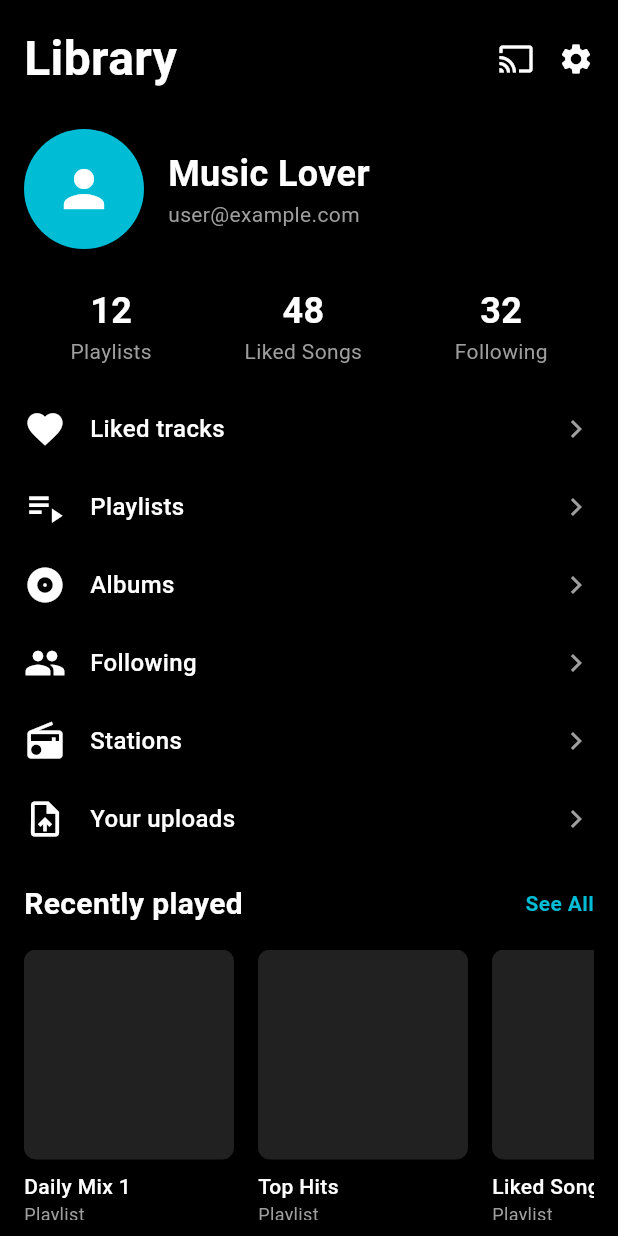
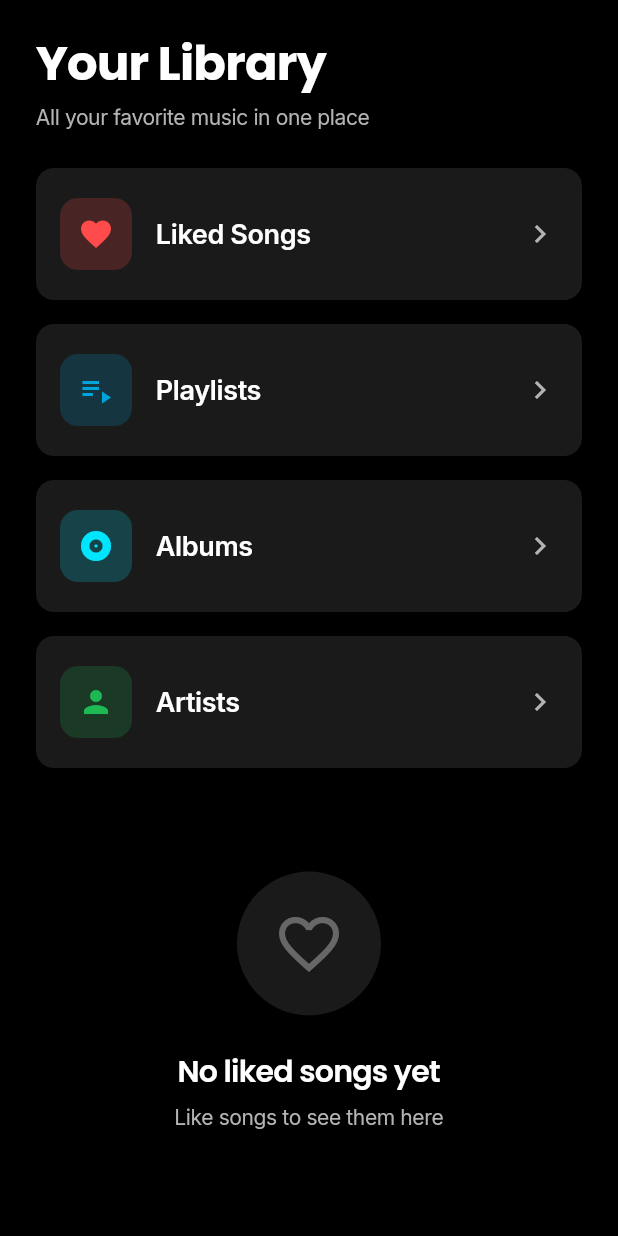
Before and after one commit to sparth292/MuseFlow, a Flutter app: the LibraryScreen screen opened directly, on a phone screen of 412 x 824 dp. Run offline on Flutter 3.47's test engine with Material 3 defaults, Android fonts, the phone set to English and light mode, and no system bars; our stand-ins replace audio_video_progress_bar, cached_network_image, google_fonts, marquee, shared_preferences, shimmer and 1 more; missing offline and left inert: youtube_explode_dart; accounts and stored records are empty.

Commit message:
Frontend Updated

```diff
--- a/lib/providers/music_provider.dart
+++ b/lib/providers/music_provider.dart
@@ -1,14 +1,13 @@
 import 'package:flutter/material.dart';
 import 'package:flutter/services.dart';
 import 'package:provider/provider.dart';
-
-import 'providers/music_provider.dart';
-import 'screens/home_screen.dart';
-import 'screens/explore_screen.dart';
-import 'screens/library_screen.dart';
-import 'widgets/bottom_nav_bar.dart';
-import 'widgets/mini_player.dart';
-import 'theme/app_theme.dart';
+import 'package:iluvmusik/screens/home_screen.dart';
+import 'package:iluvmusik/screens/explore_screen.dart';
+import 'package:iluvmusik/screens/library_screen.dart';
+import 'package:iluvmusik/widgets/bottom_nav_bar.dart';
+import 'package:iluvmusik/widgets/mini_player.dart';
+import 'package:iluvmusik/theme/app_theme.dart';
+import '../models/song_model.dart';
 
 void main() {
   WidgetsFlutterBinding.ensureInitialized();
@@ -86,3 +85,85 @@ class _MainScreenState extends State<MainScreen> {
     );
   }
 }
+
+class MusicProvider extends ChangeNotifier {
+  bool _isInitialized = false;
+  Song? _currentSong;
+  bool _isPlaying = false;
+  double _position = 0.0;
+  double _duration = 0.0;
+  List<Song> _likedSongs = [];
+  List<Song> _searchResults = [];
+  String _searchQuery = '';
+  bool _isLoading = false;
+
+  // Getters
+  Song? get currentSong => _currentSong;
+  bool get isPlaying => _isPlaying;
+  double get position => _position;
+  double get duration => _duration;
+  List<Song> get likedSongs => _likedSongs;
+  List<Song> get searchResults => _searchResults;
+  String get searchQuery => _searchQuery;
+  bool get isLoading => _isLoading;
+
+  void initialize() {
+    if (!_isInitialized) {
+      // Add initialization logic here
+      _isInitialized = true;
+      notifyListeners();
+    }
+  }
+
+  void playSong(Song song) {
+    _currentSong = song;
+    _isPlaying = true;
+    notifyListeners();
+  }
+
+  void togglePlayPause() {
+    _isPlaying = !_isPlaying;
+    notifyListeners();
+  }
+
+  void toggleLike() {
+    if (_currentSong != null) {
+      _currentSong!.isLiked = !_currentSong!.isLiked;
+      if (_currentSong!.isLiked) {
+        _likedSongs.add(_currentSong!);
+      } else {
+        _likedSongs.removeWhere((song) => song.id == _currentSong!.id);
+      }
+      notifyListeners();
+    }
+  }
+
+  void seekTo(double duration) {
+    _position = duration;
+    notifyListeners();
+  }
+
+  void skipToNext() {
+    // Implement skip to next song logic
+    notifyListeners();
+  }
+
+  void skipToPrevious() {
+    // Implement skip to previous song logic
+    notifyListeners();
+  }
+
+  void searchSongs(String query) {
+    _searchQuery = query;
+    _isLoading = true;
+    notifyListeners();
+
+    // Simulate search delay
+    Future.delayed(const Duration(milliseconds: 500), () {
+      _isLoading = false;
+      // Implement actual search logic here
+      _searchResults = []; // Replace with actual search results
+      notifyListeners();
+    });
+  }
+}
--- a/lib/screens/library_screen.dart
+++ b/lib/screens/library_screen.dart
@@ -1,223 +1,233 @@
 import 'package:flutter/material.dart';
+import 'package:provider/provider.dart';
+import '../providers/music_provider.dart';
+import '../theme/app_theme.dart';
+import '../widgets/gradient_icon.dart';
 
 class LibraryScreen extends StatelessWidget {
   @override
   Widget build(BuildContext context) {
     return Scaffold(
-      backgroundColor: Colors.black,
+      backgroundColor: AppTheme.darkBackground,
       body: SafeArea(
-        child: SingleChildScrollView(
+        child: CustomScrollView(
+          physics: const BouncingScrollPhysics(),
+          slivers: [
+            // Header
+            SliverToBoxAdapter(
+              child: Padding(
+                padding: const EdgeInsets.all(24.0),
                 child: Column(
                   crossAxisAlignment: CrossAxisAlignment.start,
                   children: [
-              // Header with profile info
-              Container(
-                padding: const EdgeInsets.all(16.0),
-                child: Column(
-                  crossAxisAlignment: CrossAxisAlignment.start,
-                  children: [
-                    Row(
-                      mainAxisAlignment: MainAxisAlignment.spaceBetween,
-                      children: [
                     Text(
-                          'Library',
-                          style: TextStyle(
-                            color: Colors.white,
-                            fontSize: 32,
-                            fontWeight: FontWeight.bold,
+                      'Your Library',
+                      style: Theme.of(context).textTheme.displayLarge,
                     ),
-                        ),
-                        Row(
-                          children: [
-                            Icon(Icons.cast, color: Colors.white),
-                            SizedBox(width: 16),
-                            Icon(Icons.settings, color: Colors.white),
-                          ],
-                        ),
-                      ],
-                    ),
-                    SizedBox(height: 24),
-                    Row(
-                      children: [
-                        CircleAvatar(
-                          radius: 40,
-                          backgroundColor: Colors.cyan,
-                          child: Icon(Icons.person, size: 40, color: Colors.white),
-                        ),
-                        SizedBox(width: 16),
-                        Column(
-                          crossAxisAlignment: CrossAxisAlignment.start,
-                          children: [
+                    const SizedBox(height: 8),
                     Text(
-                              'Music Lover',
-                              style: TextStyle(
-                                color: Colors.white,
-                                fontSize: 24,
-                                fontWeight: FontWeight.bold,
-                              ),
-                            ),
-                            Text(
-                              'user@example.com',
-                              style: TextStyle(
-                                color: Colors.grey,
-                                fontSize: 14,
-                              ),
-                            ),
-                          ],
-                        ),
-                      ],
-                    ),
-                    SizedBox(height: 24),
-                    Row(
-                      mainAxisAlignment: MainAxisAlignment.spaceAround,
-                      children: [
-                        _buildStatItem('12', 'Playlists'),
-                        _buildStatItem('48', 'Liked Songs'),
-                        _buildStatItem('32', 'Following'),
-                      ],
-                    ),
-                  ],
-                ),
-              ),
-
-              // Library sections
-              Padding(
-                padding: const EdgeInsets.symmetric(horizontal: 16.0),
-                child: Column(
-                  crossAxisAlignment: CrossAxisAlignment.start,
-                  children: [
-                    _buildLibrarySection('Liked tracks', Icons.favorite),
-                    _buildLibrarySection('Playlists', Icons.playlist_play),
-                    _buildLibrarySection('Albums', Icons.album),
-                    _buildLibrarySection('Following', Icons.people),
-                    _buildLibrarySection('Stations', Icons.radio),
-                    _buildLibrarySection('Your uploads', Icons.upload_file),
-                  ],
-                ),
-              ),
-
-              // Recently played section
-              Padding(
-                padding: const EdgeInsets.all(16.0),
-                child: Column(
-                  crossAxisAlignment: CrossAxisAlignment.start,
-                  children: [
-                    Row(
-                      mainAxisAlignment: MainAxisAlignment.spaceBetween,
-                      children: [
-                        Text(
-                          'Recently played',
-                          style: TextStyle(
-                            color: Colors.white,
-                            fontSize: 20,
-                            fontWeight: FontWeight.bold,
-                          ),
-                        ),
-                        Text(
-                          'See All',
-                          style: TextStyle(
-                            color: Colors.cyan,
-                            fontWeight: FontWeight.bold,
-                          ),
-                        ),
-                      ],
-                    ),
-                    SizedBox(height: 16),
-                    Container(
-                      height: 180,
-                      child: ListView(
-                        scrollDirection: Axis.horizontal,
-                        children: [
-                          _buildRecentItem('Daily Mix 1', 'Playlist'),
-                          _buildRecentItem('Top Hits', 'Playlist'),
-                          _buildRecentItem('Liked Songs', 'Playlist'),
-                        ],
-                      ),
-                    ),
-                  ],
-                ),
+                      'All your favorite music in one place',
+                      style: Theme.of(context).textTheme.bodyMedium,
                     ),
                   ],
                 ),
               ),
             ),
-    );
-  }
 
-  Widget _buildStatItem(String count, String label) {
-    return Column(
+            // Library sections
+            SliverToBoxAdapter(
+              child: Padding(
+                padding: const EdgeInsets.symmetric(horizontal: 24.0),
+                child: Column(
                   children: [
-        Text(
-          count,
-          style: TextStyle(
-            color: Colors.white,
-            fontSize: 24,
-            fontWeight: FontWeight.bold,
+                    _buildLibrarySection(
+                      context,
+                      'Liked Songs',
+                      Icons.favorite,
+                      AppTheme.error,
+                    ),
+                    const SizedBox(height: 16),
+                    _buildLibrarySection(
+                      context,
+                      'Playlists',
+                      Icons.playlist_play,
+                      AppTheme.primaryColor,
+                    ),
+                    const SizedBox(height: 16),
+                    _buildLibrarySection(
+                      context,
+                      'Albums',
+                      Icons.album,
+                      AppTheme.accentColor,
+                    ),
+                    const SizedBox(height: 16),
+                    _buildLibrarySection(
+                      context,
+                      'Artists',
+                      Icons.person,
+                      AppTheme.success,
+                    ),
+                  ],
                 ),
               ),
-        Text(
-          label,
-          style: TextStyle(
-            color: Colors.grey,
-            fontSize: 14,
+            ),
+
+            // Liked Songs
+            Consumer<MusicProvider>(
+              builder: (context, provider, child) {
+                if (provider.likedSongs.isEmpty) {
+                  return SliverFillRemaining(
+                    child: Center(
+                      child: Column(
+                        mainAxisAlignment: MainAxisAlignment.center,
+                        children: [
+                          Container(
+                            padding: const EdgeInsets.all(24),
+                            decoration: BoxDecoration(
+                              color: AppTheme.cardBackground,
+                              shape: BoxShape.circle,
+                            ),
+                            child: Icon(
+                              Icons.favorite_border,
+                              size: 48,
+                              color: AppTheme.textSecondary.withOpacity(0.5),
                             ),
                           ),
+                          const SizedBox(height: 24),
+                          Text(
+                            'No liked songs yet',
+                            style: Theme.of(context).textTheme.headlineMedium,
+                          ),
+                          const SizedBox(height: 8),
+                          Text(
+                            'Like songs to see them here',
+                            style: Theme.of(context).textTheme.bodyMedium,
+                          ),
                         ],
-    );
-  }
-
-  Widget _buildLibrarySection(String title, IconData icon) {
-    return Padding(
-      padding: const EdgeInsets.symmetric(vertical: 12.0),
-      child: Row(
-        children: [
-          Icon(icon, color: Colors.white, size: 28),
-          SizedBox(width: 16),
-          Text(
-            title,
-            style: TextStyle(
-              color: Colors.white,
-              fontSize: 16,
-              fontWeight: FontWeight.w500,
                       ),
-          ),
-          Spacer(),
-          Icon(Icons.chevron_right, color: Colors.grey),
-        ],
                     ),
                   );
                 }
 
-  Widget _buildRecentItem(String title, String type) {
+                return SliverPadding(
+                  padding: const EdgeInsets.all(24.0),
+                  sliver: SliverList(
+                    delegate: SliverChildBuilderDelegate(
+                      (context, index) {
+                        final song = provider.likedSongs[index];
                         return Container(
-      width: 140,
-      margin: EdgeInsets.only(right: 16),
-      child: Column(
-        crossAxisAlignment: CrossAxisAlignment.start,
-        children: [
-          Container(
-            height: 140,
+                          margin: const EdgeInsets.only(bottom: 12),
                           decoration: BoxDecoration(
-              color: Colors.grey[900],
+                            color: AppTheme.cardBackground,
+                            borderRadius: BorderRadius.circular(12),
+                          ),
+                          child: ListTile(
+                            contentPadding: const EdgeInsets.all(12),
+                            leading: ClipRRect(
                               borderRadius: BorderRadius.circular(8),
+                              child: Image.network(
+                                song.thumbnailUrl,
+                                width: 56,
+                                height: 56,
+                                fit: BoxFit.cover,
+                                errorBuilder: (context, error, stackTrace) {
+                                  return Container(
+                                    width: 56,
+                                    height: 56,
+                                    color: AppTheme.cardBackground,
+                                    child: Icon(
+                                      Icons.music_note,
+                                      color: AppTheme.textSecondary
+                                          .withOpacity(0.5),
+                                    ),
+                                  );
+                                },
                               ),
                             ),
-          SizedBox(height: 8),
-          Text(
-            title,
-            style: TextStyle(
-              color: Colors.white,
-              fontWeight: FontWeight.w500,
+                            title: Text(
+                              song.title,
+                              style: Theme.of(context).textTheme.titleMedium,
+                              maxLines: 1,
+                              overflow: TextOverflow.ellipsis,
+                            ),
+                            subtitle: Text(
+                              song.artist,
+                              style: Theme.of(context).textTheme.bodyMedium,
+                              maxLines: 1,
+                              overflow: TextOverflow.ellipsis,
+                            ),
+                            trailing: Row(
+                              mainAxisSize: MainAxisSize.min,
+                              children: [
+                                IconButton(
+                                  icon: Icon(
+                                    Icons.favorite,
+                                    color: AppTheme.error,
+                                  ),
+                                  onPressed: () => provider.toggleLike(),
+                                ),
+                                IconButton(
+                                  icon: const GradientIcon(
+                                    Icons.play_circle_fill,
+                                    32,
+                                    LinearGradient(
+                                      colors: [Colors.white, Colors.white70],
                                     ),
                                   ),
-          Text(
-            type,
-            style: TextStyle(
-              color: Colors.grey,
-              fontSize: 12,
+                                  onPressed: () => provider.playSong(song),
+                                ),
+                              ],
                             ),
                           ),
+                        );
+                      },
+                      childCount: provider.likedSongs.length,
+                    ),
+                  ),
+                );
+              },
+            ),
           ],
+        ),
+      ),
+    );
+  }
+
+  Widget _buildLibrarySection(
+    BuildContext context,
+    String title,
+    IconData icon,
+    Color color,
+  ) {
+    return Container(
+      decoration: BoxDecoration(
+        color: AppTheme.cardBackground,
+        borderRadius: BorderRadius.circular(12),
+      ),
+      child: ListTile(
+        contentPadding: const EdgeInsets.all(16),
+        leading: Container(
+          padding: const EdgeInsets.all(12),
+          decoration: BoxDecoration(
+            color: color.withOpacity(0.2),
+            borderRadius: BorderRadius.circular(12),
+          ),
+          child: Icon(
+            icon,
+            color: color,
+          ),
+        ),
+        title: Text(
+          title,
+          style: Theme.of(context).textTheme.titleLarge,
+        ),
+        trailing: const Icon(
+          Icons.chevron_right,
+          color: AppTheme.textSecondary,
+        ),
+        onTap: () {
+          // TODO: Navigate to section
+        },
       ),
     );
   }
```
Also changed, not shown: lib/main.dart (+12 -10 lines), lib/models/song_model.dart (+8 -20 lines), lib/screens/home_screen.dart (+31 -16 lines), lib/screens/player_screen.dart (+9 -4 lines), lib/services/lastfm_service.dart (+15 -19 lines), lib/services/youtube_service.dart (+7 -8 lines), pubspec.lock, 125 other files. Lines whose indentation alone changed are shown as unchanged.
